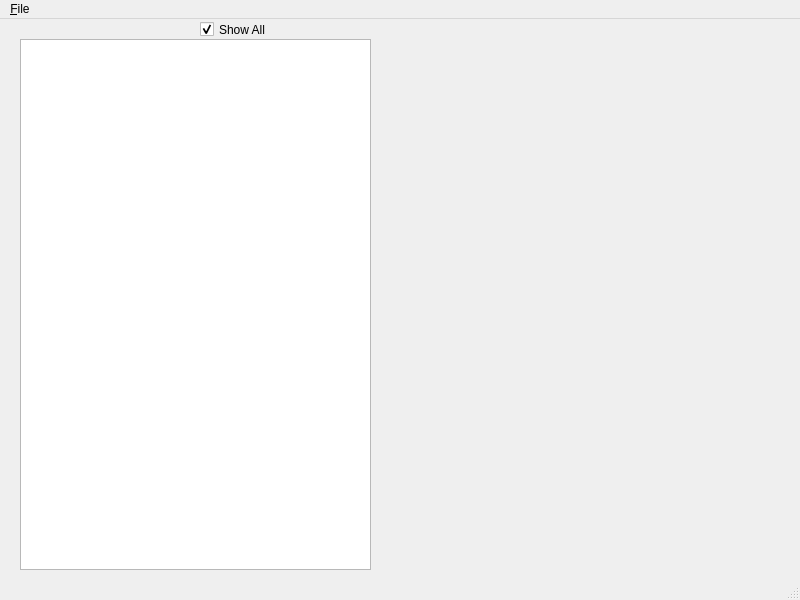
First picture: the form in form.ui, repository hcoggill/rstedman, before the edit.
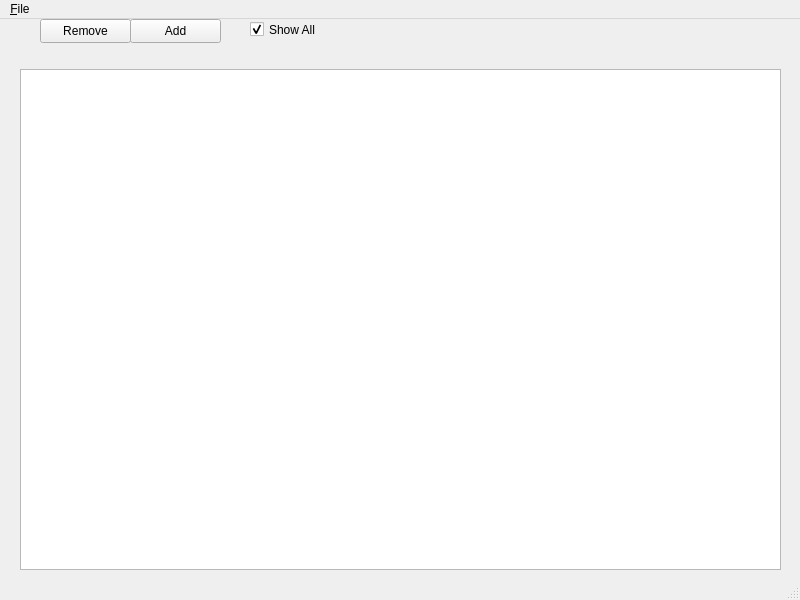
Second picture: the form after the edit.

Patch:
```diff
--- a/form.ui
+++ b/form.ui
@@ -18,9 +18,9 @@
     <property name="geometry">
      <rect>
       <x>20</x>
-      <y>20</y>
-      <width>351</width>
-      <height>531</height>
+      <y>50</y>
+      <width>761</width>
+      <height>501</height>
      </rect>
     </property>
     <property name="font">
@@ -41,16 +41,16 @@
      <enum>Qt::NoPen</enum>
     </property>
     <attribute name="horizontalHeaderDefaultSectionSize">
-     <number>18</number>
+     <number>120</number>
     </attribute>
     <attribute name="horizontalHeaderHighlightSections">
      <bool>false</bool>
     </attribute>
     <attribute name="horizontalHeaderMinimumSectionSize">
-     <number>18</number>
+     <number>120</number>
     </attribute>
     <attribute name="horizontalHeaderStretchLastSection">
-     <bool>true</bool>
+     <bool>false</bool>
     </attribute>
     <attribute name="verticalHeaderCascadingSectionResizes">
      <bool>false</bool>
@@ -68,7 +68,7 @@
    <widget class="QCheckBox" name="allRows">
     <property name="geometry">
      <rect>
-      <x>200</x>
+      <x>250</x>
       <y>0</y>
       <width>80</width>
       <height>21</height>
@@ -81,6 +81,45 @@
      <bool>true</bool>
     </property>
    </widget>
+   <widget class="QLabel" name="info">
+    <property name="geometry">
+     <rect>
+      <x>30</x>
+      <y>30</y>
+      <width>571</width>
+      <height>16</height>
+     </rect>
+    </property>
+    <property name="text">
+     <string/>
+    </property>
+   </widget>
+   <widget class="QPushButton" name="buttonLeft">
+    <property name="geometry">
+     <rect>
+      <x>40</x>
+      <y>0</y>
+      <width>91</width>
+      <height>24</height>
+     </rect>
+    </property>
+    <property name="text">
+     <string>Remove</string>
+    </property>
+   </widget>
+   <widget class="QPushButton" name="buttonRight">
+    <property name="geometry">
+     <rect>
+      <x>130</x>
+      <y>0</y>
+      <width>91</width>
+      <height>24</height>
+     </rect>
+    </property>
+    <property name="text">
+     <string>Add</string>
+    </property>
+   </widget>
   </widget>
   <widget class="QMenuBar" name="menubar">
    <property name="geometry">
```
